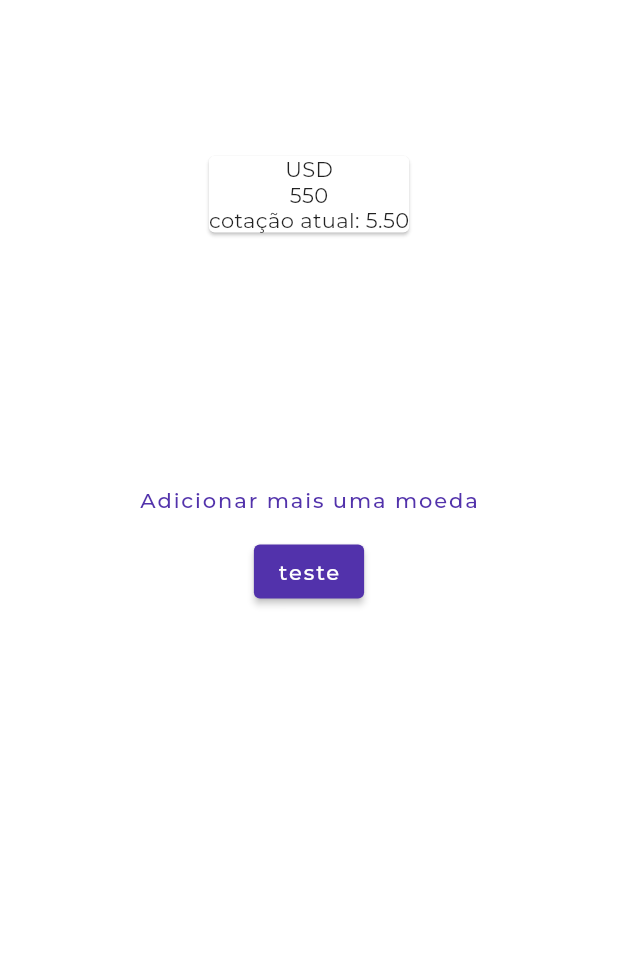
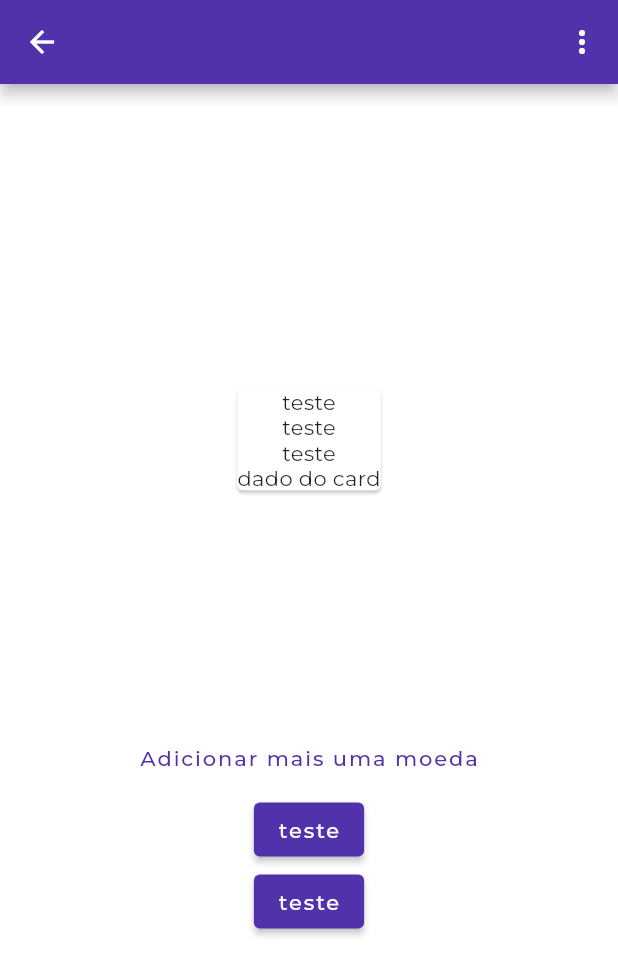
Before and after one commit to giovane-bortoli/services_project, a Flutter app: the ListCurrencyView screen opened by its route, after a tap on "teste", on a phone screen of 412 x 824 dp. Shown: the top 975 px of the screen. Run offline on Flutter 3.47's test engine with Material 2 defaults, Android fonts, the light colour scheme and no system bars; our stand-ins replace another_flushbar, dio, firebase_auth, firebase_core, flutter_dotenv, flutter_mobx and 7 more; missing offline and left inert: dart:ffi; accounts and stored records are empty; generated files the repository leaves out were written again; network calls fail.

Commit message:
commit 04/10 - ajustando problema de instancia com getit

```diff
--- a/lib/features/auth/services/user/user_auth.dart
+++ b/lib/features/auth/services/user/user_auth.dart
@@ -13,8 +13,10 @@ class UserAuth {
       final result = await auth.signInWithEmailAndPassword(
           email: email, password: password);
       inspect(result);
-    } on FirebaseAuthException catch (e) {
-      throw e;
+    } on FirebaseAuthException {
+      throw FirebaseAuthException;
+    } on Exception catch (e) {
+      log(e.toString());
     }
   }
 }
--- a/lib/features/currency/list_currency/controller/currency_store.dart
+++ b/lib/features/currency/list_currency/controller/currency_store.dart
@@ -1,3 +1,5 @@
+import 'dart:developer';
+
 import 'package:flutter/cupertino.dart';
 import 'package:mobx/mobx.dart';
 import 'package:services_project/features/currency/list_currency/models/currency_model.dart';
@@ -10,31 +12,50 @@ abstract class _CurrencyStoreBase with Store {
   final currencyDetails = GetCurrency();
 
   @observable
-  double dolar = 5.17;
-  double euro = 5.08;
-
-  @observable
   TextEditingController dolarController = TextEditingController();
   @observable
   TextEditingController euroController = TextEditingController();
   @observable
   TextEditingController currentAmoutController = TextEditingController();
 
+  @observable
+  var currencyList = ObservableList<CurrencyModel>.of([]);
+
+  //State Loading
+  @observable
+  bool isLoading = false;
   @action
-  void realChanged(String text) {
-    double real = double.parse(text);
-    dolarController.text = (real / dolar).toStringAsFixed(2);
+  void setIsLoading(bool value) => isLoading = value;
+
+//State Error
+  @observable
+  bool isError = false;
+  @action
+  void setIsError(bool value) => isError = value;
+
+  //States get events
+  @action
+  void initialStateLoading() {
+    setIsError(false);
+    setIsLoading(true);
   }
 
   @action
-  void dolarChanged(String text) {
-    double real = double.parse(text);
-    dolarController.text = (dolar * dolar).toStringAsFixed(2);
+  void endStateLoading() {
+    setIsLoading(false);
+    setIsError(false);
   }
 
-  @observable
-  var currencyList = ObservableList<CurrencyModel>.of([]);
-
-  // @action
-  // void addCurrency(String value) => currencyList.add(CurrencyModel(usdBrlModel: ));
+  @action
+  Future<void> getCurrencyApi() async {
+    try {
+      initialStateLoading();
+      await currencyDetails.getCurrency();
+      inspect(currencyDetails.getCurrency());
+      endStateLoading();
+    } catch (e) {
+      setIsLoading(false);
+      setIsError(true);
+    }
+  }
 }
--- a/lib/features/currency/list_currency/models/aud_brl_model.dart
+++ b/lib/features/currency/list_currency/models/aud_brl_model.dart
@@ -1,9 +1,9 @@
 // ignore_for_file: public_member_api_docs, sort_constructors_first
 class AudBrlModel {
-  final String code;
+  final String? code;
   final String? codein;
   final String? name;
-  final String high;
+  final String? high;
   final String? low;
   final String? varBid;
   final String? pctChange;
@@ -37,7 +37,7 @@ class AudBrlModel {
       bid: json['bid'],
       ask: json['ask'],
       timestamp: json['timestamp'],
-      createDate: json['createDate'],
+      createDate: json['create_date'],
     );
   }
   Map<String, dynamic> toJson() {
@@ -52,7 +52,7 @@ class AudBrlModel {
     data['bid'] = bid;
     data['ask'] = ask;
     data['timestamp'] = timestamp;
-    data['createDate'] = createDate;
+    data['create_date'] = createDate;
     return data;
   }
 }
--- a/lib/features/currency/list_currency/models/cad_brl_model.dart
+++ b/lib/features/currency/list_currency/models/cad_brl_model.dart
@@ -37,7 +37,7 @@ class CadBrlModel {
       bid: json['bid'],
       ask: json['ask'],
       timestamp: json['timestamp'],
-      createDate: json['createDate'],
+      createDate: json['create_date'],
     );
   }
   Map<String, dynamic> toJson() {
@@ -52,7 +52,7 @@ class CadBrlModel {
     data['bid'] = bid;
     data['ask'] = ask;
     data['timestamp'] = timestamp;
-    data['createDate'] = createDate;
+    data['create_date'] = createDate;
     return data;
   }
 }
--- a/lib/features/currency/list_currency/models/cny_brl_model.dart
+++ b/lib/features/currency/list_currency/models/cny_brl_model.dart
@@ -37,7 +37,7 @@ class CnyBrlModel {
       bid: json['bid'],
       ask: json['ask'],
       timestamp: json['timestamp'],
-      createDate: json['createDate'],
+      createDate: json['create_date'],
     );
   }
   Map<String, dynamic> toJson() {
--- a/lib/features/currency/list_currency/models/currency_model.dart
+++ b/lib/features/currency/list_currency/models/currency_model.dart
@@ -24,7 +24,6 @@ class CurrencyModel {
     this.cadBrl,
     this.audBrl,
   });
-
   factory CurrencyModel.fromJson(Map<String, dynamic> json) {
     return CurrencyModel(
       usdBrl:
--- a/lib/features/currency/list_currency/models/eur_brl_model.dart
+++ b/lib/features/currency/list_currency/models/eur_brl_model.dart
@@ -37,7 +37,7 @@ class EurBrlModel {
       bid: json['bid'],
       ask: json['ask'],
       timestamp: json['timestamp'],
-      createDate: json['createDate'],
+      createDate: json['create_date'],
     );
   }
   Map<String, dynamic> toJson() {
@@ -52,7 +52,7 @@ class EurBrlModel {
     data['bid'] = bid;
     data['ask'] = ask;
     data['timestamp'] = timestamp;
-    data['createDate'] = createDate;
+    data['create_date'] = createDate;
     return data;
   }
 }
--- a/lib/features/currency/list_currency/models/gbp_brl_model.dart
+++ b/lib/features/currency/list_currency/models/gbp_brl_model.dart
@@ -37,7 +37,7 @@ class GbpBrlModel {
       bid: json['bid'],
       ask: json['ask'],
       timestamp: json['timestamp'],
-      createDate: json['createDate'],
+      createDate: json['create_date'],
     );
   }
   Map<String, dynamic> toJson() {
@@ -52,7 +52,7 @@ class GbpBrlModel {
     data['bid'] = bid;
     data['ask'] = ask;
     data['timestamp'] = timestamp;
-    data['createDate'] = createDate;
+    data['create_date'] = createDate;
     return data;
   }
 }
--- a/lib/features/currency/list_currency/models/jpy_brl_model.dart
+++ b/lib/features/currency/list_currency/models/jpy_brl_model.dart
@@ -37,7 +37,7 @@ class JpyBrlModel {
       bid: json['bid'],
       ask: json['ask'],
       timestamp: json['timestamp'],
-      createDate: json['createDate'],
+      createDate: json['create_date'],
     );
   }
   Map<String, dynamic> toJson() {
@@ -52,7 +52,7 @@ class JpyBrlModel {
     data['bid'] = bid;
     data['ask'] = ask;
     data['timestamp'] = timestamp;
-    data['createDate'] = createDate;
+    data['create_date'] = createDate;
     return data;
   }
 }
--- a/lib/features/currency/list_currency/models/usd_brl_model.dart
+++ b/lib/features/currency/list_currency/models/usd_brl_model.dart
@@ -1,9 +1,9 @@
 // ignore_for_file: public_member_api_docs, sort_constructors_first
 class UsdBrlModel {
-  final String code;
+  final String? code;
   final String? codein;
   final String? name;
-  final String high;
+  final String? high;
   final String? low;
   final String? varBid;
   final String? pctChange;
@@ -27,7 +27,7 @@ class UsdBrlModel {
 
   factory UsdBrlModel.fromJson(Map<String, dynamic> json) {
     return UsdBrlModel(
-      code: json['code'],
+      code: json['code'] ?? 'testee',
       codein: json['codein'],
       name: json['name'],
       high: json['high'],
@@ -37,7 +37,7 @@ class UsdBrlModel {
       bid: json['bid'],
       ask: json['ask'],
       timestamp: json['timestamp'],
-      createDate: json['createDate'],
+      createDate: json['create_date'],
     );
   }
   Map<String, dynamic> toJson() {
@@ -52,7 +52,7 @@ class UsdBrlModel {
     data['bid'] = bid;
     data['ask'] = ask;
     data['timestamp'] = timestamp;
-    data['createDate'] = createDate;
+    data['create_date'] = createDate;
     return data;
   }
 }
--- a/lib/features/currency/list_currency/services/get_currency.dart
+++ b/lib/features/currency/list_currency/services/get_currency.dart
@@ -2,14 +2,13 @@ import 'dart:developer';
 
 import 'package:provider/provider.dart';
 import 'package:services_project/features/currency/list_currency/models/currency_model.dart';
+import 'package:services_project/main.dart';
 import 'package:services_project/shared/client/services_project_impl.dart';
 import 'package:services_project/shared/utils/app_configs.dart';
 
 class GetCurrency {
-  Future<CurrencyModel> getCurrency(
-    context,
-  ) async {
-    final client = Provider.of<ServicesProjectsImpl>(context, listen: false);
+  Future<CurrencyModel> getCurrency() async {
+    final client = getIt<ServicesProjectsImpl>();
     final response = await client.get('${AppConfigs.baseUrl}');
     if (response.statusCode == 200) {
       inspect(response);
--- a/lib/features/currency/list_currency/views/list_currency_view.dart
+++ b/lib/features/currency/list_currency/views/list_currency_view.dart
@@ -4,101 +4,137 @@ import 'package:flutter/material.dart';
 import 'package:provider/provider.dart';
 import 'package:services_project/features/currency/list_currency/controller/currency_store.dart';
 import 'package:services_project/features/currency/list_currency/models/currency_model.dart';
+import 'package:services_project/features/currency/list_currency/models/usd_brl_model.dart';
 import 'package:services_project/features/currency/list_currency/services/get_currency.dart';
+import 'package:services_project/main.dart';
 import 'package:services_project/shared/Widgets/custom_text_form_field.dart';
 
 class ListCurrencyView extends StatefulWidget {
   const ListCurrencyView({Key? key}) : super(key: key);
+  static const routeName = '/listCurrencyView';
 
   @override
   State<ListCurrencyView> createState() => _ListCurrencyViewState();
 }
 
 class _ListCurrencyViewState extends State<ListCurrencyView> {
+  final currencyStore = getIt<CurrencyStore>();
+  final currencyModel = getIt<CurrencyModel>();
+  @override
+  void initState() {
+    currencyStore.getCurrencyApi();
+    super.initState();
+  }
+
   @override
   Widget build(BuildContext context) {
     return Scaffold(
+      appBar: AppBar(
+        actions: [
+          IconButton(
+            onPressed: () {},
+            icon: const Icon(Icons.more_vert),
+          )
+        ],
+      ),
       body: content(context),
     );
   }
 
   Widget content(context) {
     return Center(
+      child: SingleChildScrollView(
         child: Column(
           crossAxisAlignment: CrossAxisAlignment.center,
           mainAxisAlignment: MainAxisAlignment.start,
           children: [
-          _cardCurrencyAdd(),
+            _cardCurrency(),
+            //_cardCurrencyAdd(),
             _addCurrencyText(),
-          buttonTest(),
+            _buttonTest(),
+            _buttonTest2(),
           ],
+        ),
       ),
     );
   }
 
-  Widget _cardCurrencyAdd() {
-    final currencyStore = Provider.of<CurrencyStore>(context, listen: false);
+  // Widget _cardCurrencyAdd() {
+  //   final currencyStore = Provider.of<CurrencyStore>(context, listen: false);
 
-    return Padding(
-      padding: const EdgeInsets.only(top: 100),
-      child: Column(
-        crossAxisAlignment: CrossAxisAlignment.center,
-        mainAxisAlignment: MainAxisAlignment.center,
-        mainAxisSize: MainAxisSize.min,
-        children: [
-          Column(
-            children: List.from(
-              currencyStore.currencyList.map(
-                (currency) {
-                  return _previousCurrencyField(currency);
-                },
-              ),
-            ),
-          ),
-          _addCurrencyField(),
-        ],
-      ),
-    );
-  }
+  //   return Padding(
+  //     padding: const EdgeInsets.only(top: 100),
+  //     child: Column(
+  //       crossAxisAlignment: CrossAxisAlignment.center,
+  //       mainAxisAlignment: MainAxisAlignment.center,
+  //       mainAxisSize: MainAxisSize.min,
+  //       children: [
+  //         Column(
+  //           children: List.from(
+  //             currencyStore.currencyList.map(
+  //               (currency) {
+  //                 return _previousCurrencyField(currency);
+  //               },
+  //             ),
+  //           ),
+  //         ),
+  //         _addCurrencyField(),
+  //       ],
+  //     ),
+  //   );
+  // }
 
-  Widget _previousCurrencyField(CurrencyModel initialValue) {
-    final currencyStore = Provider.of<CurrencyStore>(context, listen: false);
-    final currencyModel =
-        ModalRoute.of(context)!.settings.arguments as CurrencyModel;
+  // Widget _previousCurrencyField(CurrencyModel initialValue) {
+  //   final currencyModel = Provider.of<CurrencyModel>(context, listen: false);
+
+  //   final currencyModelTeste = CurrencyModel();
+  //   return Card(
+  //     child: Column(
+  //       children: [
+  //         Card(
+  //           child: Column(
+  //             children: [
+  //               Text(currencyModel.eurBrl!.code.toString()),
+  //               Text('550'),
+  //               Text('cotação atual: 5.50'),
+  //             ],
+  //           ),
+  //         )
+  //       ],
+  //     ),
+  //   );
+  // }
+
+  // Widget _addCurrencyField() {
+  //   // final currencyModel =
+  //   //     ModalRoute.of(context)!.settings.arguments as CurrencyModel;
+  //   // final currencyModel = Provider.of<CurrencyModel>(context, listen: false);
+  //   final currencyModel = getIt<CurrencyModel>();
+  //   return Card(
+  //     child: Column(
+  //       children: [
+  //         Text(currencyModel.usdBrl?.high ?? 'teste'),
+  //         Text('550'),
+  //         Text('cotação atual: 5.50'),
+  //       ],
+  //     ),
+  //   );
+  // }
+
+  Widget _cardCurrency() {
     return Card(
       child: Column(
         children: [
-          Card(
-            child: Column(
-              children: [
-                Text(currencyModel.eurBrl!.code),
-                Text('550'),
-                Text('cotação atual: 5.50'),
-              ],
-            ),
-          )
-        ],
-      ),
-    );
-  }
-
-  Widget _addCurrencyField() {
-    final currencyStore = Provider.of<CurrencyStore>(context, listen: false);
-
-    return Card(
-      child: Column(
-        children: [
-          Text('USD'),
-          Text('550'),
-          Text('cotação atual: 5.50'),
+          Text(currencyModel.usdBrl?.code ?? 'teste'),
+          Text(currencyModel.usdBrl?.high ?? 'teste'),
+          Text(currencyModel.usdBrl?.bid ?? 'teste'),
+          const Text('dado do card'),
         ],
       ),
     );
   }
 
   Widget _addCurrencyText() {
-    final currencyStore = Provider.of<CurrencyStore>(context, listen: false);
-
     return Padding(
       padding: const EdgeInsets.only(top: 150),
       child:
@@ -106,10 +142,23 @@ class _ListCurrencyViewState extends State<ListCurrencyView> {
     );
   }
 
-  Widget buttonTest() {
+  Widget _buttonTest() {
     return ElevatedButton(
       onPressed: () async {
-        inspect(GetCurrency().getCurrency(context));
+        await currencyStore.currencyDetails.getCurrency();
+        inspect(currencyStore.currencyDetails.getCurrency());
+      },
+      child: const Text('teste'),
+    );
+  }
+
+  Widget _buttonTest2() {
+    return ElevatedButton(
+      onPressed: () async {
+        CurrencyModel currencyModelTest =
+            await currencyStore.currencyDetails.getCurrency();
+
+        log(currencyModelTest.usdBrl?.high ?? '');
       },
       child: const Text('teste'),
     );
--- a/lib/services_project_app.dart
+++ b/lib/services_project_app.dart
@@ -3,6 +3,7 @@ import 'package:provider/provider.dart';
 import 'package:provider/single_child_widget.dart';
 import 'package:services_project/features/auth/controller/user_information_store.dart';
 import 'package:services_project/features/currency/list_currency/controller/currency_store.dart';
+import 'package:services_project/features/currency/list_currency/models/currency_model.dart';
 import 'package:services_project/shared/client/services_project_impl.dart';
 import 'package:services_project/shared/routes/app_routes.dart';
 import 'package:services_project/shared/theme/theme_data.dart';
@@ -28,5 +29,6 @@ class ServiceProjectApp extends StatelessWidget {
     Provider<UserInformationStore>(create: (_) => UserInformationStore()),
     Provider<CurrencyStore>(create: (_) => CurrencyStore()),
     Provider<ServicesProjectsImpl>(create: (_) => ServicesProjectsImpl()),
+    Provider<CurrencyModel>(create: (_) => CurrencyModel()),
   ];
 }
--- a/lib/shared/client/services_project_impl.dart
+++ b/lib/shared/client/services_project_impl.dart
@@ -11,8 +11,8 @@ class ServicesProjectsImpl extends ServicesClient {
     final response = await client.get(path,
         queryParameters: query,
         options: dio.Options(
-            sendTimeout: 1000,
-            receiveTimeout: 1000,
+            sendTimeout: 5000,
+            receiveTimeout: 5000,
             headers: headers,
             validateStatus: (status) =>
                 status != null && (status >= 200 && status <= 499)));
--- a/lib/shared/routes/app_routes.dart
+++ b/lib/shared/routes/app_routes.dart
@@ -10,7 +10,7 @@ class AppRoutes {
       '/splash': (context) => const SplashScreen(),
       '/login': (context) => const LoginView(),
       '/home': (context) => const MyHomePage(),
-      '/currency': (context) => const ListCurrencyView(),
+      ListCurrencyView.routeName: (context) => const ListCurrencyView(),
     };
   }
 }
```
Also changed, not shown: lib/features/auth/controller/user_information_store.dart (+14 -17 lines), lib/features/auth/views/login_view.dart (+21 -22 lines), lib/shared/app_dependencies.dart (+12 -0 lines), lib/shared/client/custom_errors/handle_error.dart (+46 -80 lines), lib/features/currency/list_currency/controller/currency_store.g.dart. Lines whose indentation alone changed are shown as unchanged.
